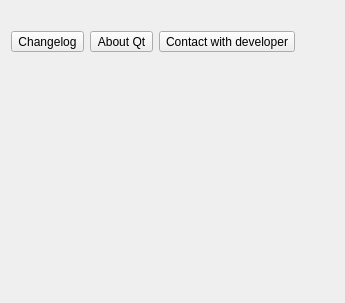
Qt form app/about_ui/aboutdialog.ui (olegantonyan/mpz) before a commit.
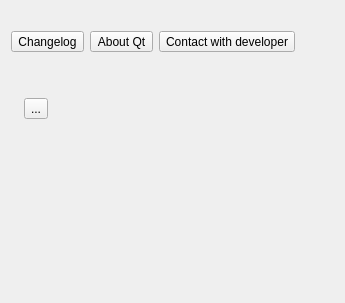
The same form after that commit. Icons and pictures are not drawn.

Commit message: add config files open button in about ui

```diff
--- a/app/about_ui/aboutdialog.ui
+++ b/app/about_ui/aboutdialog.ui
@@ -74,6 +74,8 @@
     </widget>
    </item>
    <item>
+    <layout class="QHBoxLayout" name="horizontalLayout_2">
+     <item>
     <widget class="QLabel" name="configfileLabel">
      <property name="text">
       <string/>
@@ -81,6 +83,31 @@
     </widget>
    </item>
    <item>
+      <widget class="QToolButton" name="configfileButton">
+       <property name="text">
+        <string>...</string>
+       </property>
+       <property name="icon">
+        <iconset theme="QIcon::ThemeIcon::FolderOpen"/>
+       </property>
+      </widget>
+     </item>
+     <item>
+      <spacer name="horizontalSpacer_2">
+       <property name="orientation">
+        <enum>Qt::Orientation::Horizontal</enum>
+       </property>
+       <property name="sizeHint" stdset="0">
+        <size>
+         <width>40</width>
+         <height>20</height>
+        </size>
+       </property>
+      </spacer>
+     </item>
+    </layout>
+   </item>
+   <item>
     <spacer name="verticalSpacer">
      <property name="orientation">
       <enum>Qt::Vertical</enum>
@@ -88,7 +115,7 @@
      <property name="sizeHint" stdset="0">
       <size>
        <width>20</width>
-       <height>202</height>
+       <height>40</height>
       </size>
      </property>
     </spacer>
```
Left out of the diff: 4 changed lines with no effect on the pictures. Lines whose indentation alone changed are shown as unchanged. The commit also changes 2 other files.
